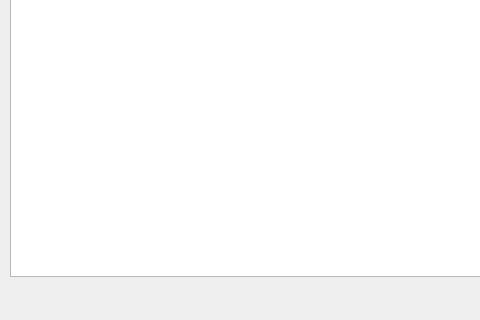
Before: the Qt Designer form mainFiles/assets/ui/assignCustomer.ui in NathanielClarence/telemarketingdb, drawn with Qt 5; both pictures show x 0 to 480 and y 195 to 515 of the 903 by 515 pixel window.
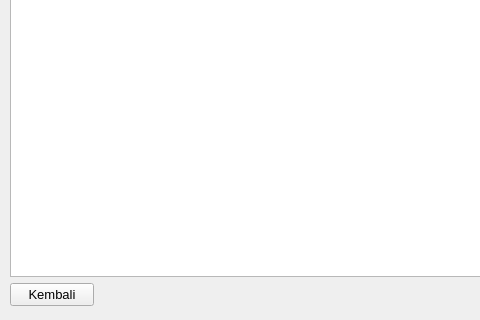
After: the same form once the commit is applied.

Commit message: assign new and recurring customers implemented.

Diff of the .ui file:
```diff
--- a/mainFiles/assets/ui/assignCustomer.ui
+++ b/mainFiles/assets/ui/assignCustomer.ui
@@ -225,6 +225,18 @@
       </property>
      </widget>
     </item>
+    <item row="3" column="0">
+     <widget class="QPushButton" name="btn_back">
+      <property name="font">
+       <font>
+        <pointsize>10</pointsize>
+       </font>
+      </property>
+      <property name="text">
+       <string>Kembali</string>
+      </property>
+     </widget>
+    </item>
    </layout>
   </widget>
  </widget>
```
The commit also changes 7 other files.
